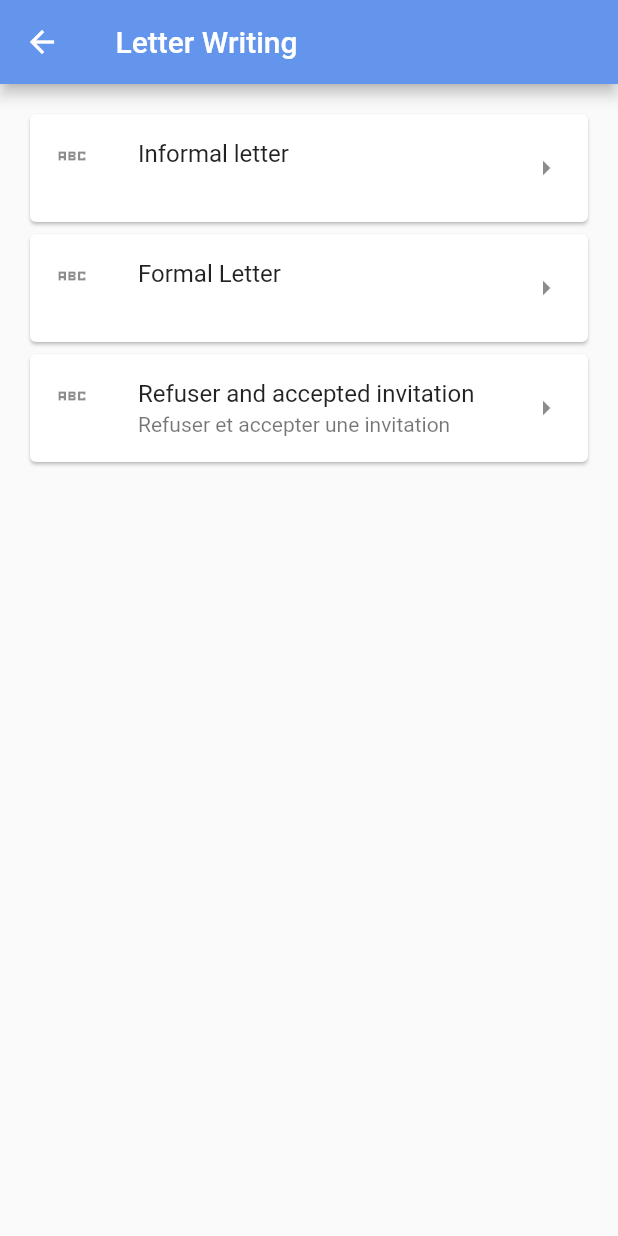
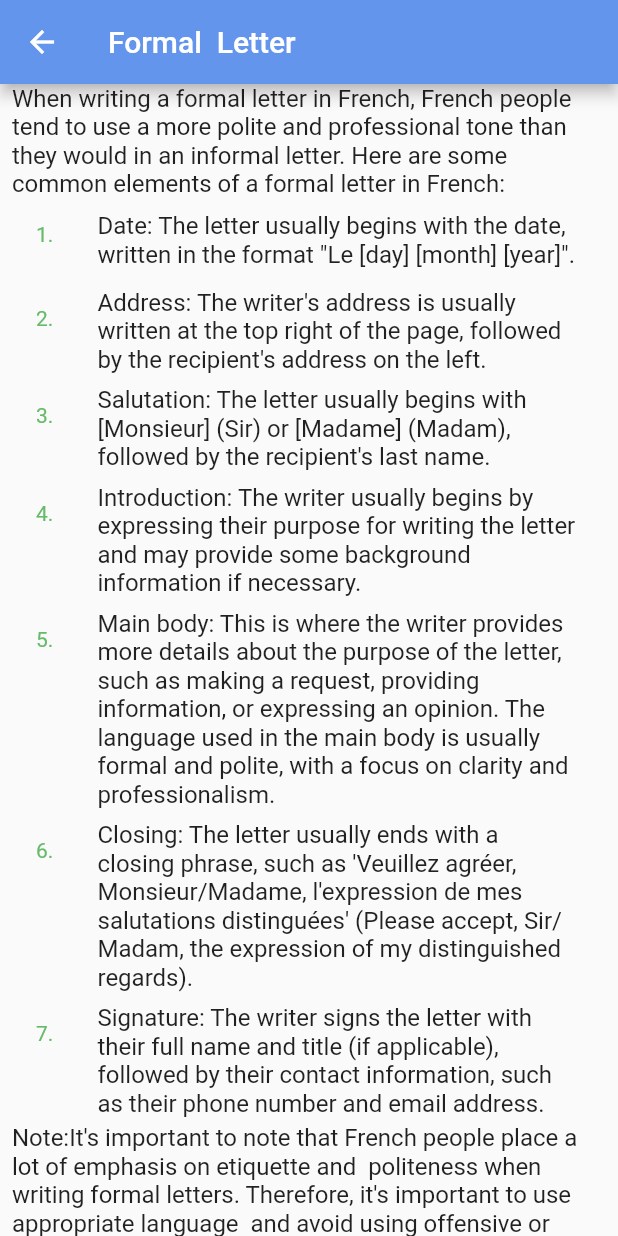
Before and after one commit to Bonnahjohn/frenchify, a Flutter app: the Letter screen opened by its route, after a tap on "Formal Letter", on a phone screen of 412 x 824 dp. Run offline on Flutter 3.47's test engine with Material 2 defaults, Android fonts, the phone set to English and light mode, and no system bars; missing offline and left inert: translator.

Commit message:
formal letter note is created and some changes is made in the config.dart

```diff
--- a/lib/advan/A_content.dart
+++ b/lib/advan/A_content.dart
@@ -36,7 +36,9 @@ class Letter extends StatelessWidget {
                   title: Text('Formal Letter'),
                   subtitle: Text(''),
                   trailing: Icon(Icons.arrow_right),
-                  onTap: () {},
+                  onTap: () {
+                    Navigator.pushNamed(context, '/Formal');
+                  },
                 ),
               ),
               Card(
--- /dev/null
+++ b/lib/advan/Letter/config.dart
@@ -0,0 +1,14 @@
+String myText =
+    'When writing a formal letter in French, French people tend to use a more polite and professional tone than they would in an informal letter. Here are some common elements of a formal letter in French:';
+String focus =
+    "Note:It's important to note that French people place a lot of emphasis on etiquette and  politeness when writing formal letters. Therefore, it's important to use appropriate language  and avoid using offensive or impolite language. Additionally, it's important to use the correct titles and forms of address when addressing the recipient of the letter. Tap on any text here to view some sample of the formal letter";
+
+List<String> note = [
+  'Date: The letter usually begins with the date, written in the format "Le [day] [month] [year]".',
+  "Address: The writer's address is usually written at the top right of the page, followed by the recipient's address on the left.",
+  "Salutation: The letter usually begins with [Monsieur] (Sir) or [Madame] (Madam), followed by the recipient's last name.",
+  "Introduction: The writer usually begins by expressing their purpose for writing the letter and may provide some background information if necessary.",
+  "Main body: This is where the writer provides more details about the purpose of the letter, such as making a request, providing information, or expressing an opinion. The language used in the main body is usually formal and polite, with a focus on clarity and professionalism.",
+  "Closing: The letter usually ends with a closing phrase, such as 'Veuillez agréer, Monsieur/Madame, l'expression de mes salutations distinguées' (Please accept, Sir/Madam, the expression of my distinguished regards).",
+  "Signature: The writer signs the letter with their full name and title (if applicable), followed by their contact information, such as their phone number and email address."
+];
--- /dev/null
+++ b/lib/advan/Letter/formal.dart
@@ -0,0 +1,50 @@
+// ignore_for_file: unused_import, prefer_const_constructors, file_names, use_key_in_widget_constructors, library_private_types_in_public_api, prefer_const_literals_to_create_immutables, unnecessary_brace_in_string_interps, dead_code, unnecessary_string_interpolations
+
+import 'package:flutter/material.dart';
+import 'package:frenchify/main.dart';
+import 'config.dart';
+
+class Formal extends StatelessWidget {
+  const Formal({super.key});
+
+  @override
+  Widget build(BuildContext context) {
+    return Scaffold(
+      appBar: AppBar(
+        backgroundColor: Color.fromRGBO(100, 149, 237, 1),
+        title: Text('Formal  Letter'),
+      ),
+      body: SafeArea(
+        child: ListView.builder(
+          padding: EdgeInsets.symmetric(horizontal: 8.0),
+          itemCount: note.length + 2,
+          itemBuilder: (context, index) {
+            if (index == 0) {
+              // Display the introduction text at index 0
+              return SelectableText(
+                myText,
+                style: TextStyle(fontSize: 16),
+              );
+            } else if (index == note.length + 1) {
+              // Display the note at the bottom
+              return SelectableText(onTap: () {
+                //Navigator.pushNamed(context, '/home');
+              }, focus,
+                  style: TextStyle(fontSize: 16, fontWeight: FontWeight.w400));
+            } else {
+              // Display each sentence as a ListTile with a number
+              return ListTile(
+                horizontalTitleGap: 1,
+                leading: Text(
+                  '${index}.',
+                  style: TextStyle(color: Colors.green[400]),
+                ),
+                title: SelectableText(note[index - 1]),
+              );
+            }
+          },
+        ),
+      ),
+    );
+  }
+}
--- a/lib/main.dart
+++ b/lib/main.dart
@@ -1,4 +1,6 @@
-// ignore_for_file: unused_import, prefer_const_constructors, avoid_unnecessary_containers, unnecessary_import
+// ignore_for_file: unused_import, prefer_const_constructors, avoid_unnecessary_containers, unnecessary_import, avoid_web_libraries_in_flutter
+
+// import 'dart:js';
 
 import 'package:flutter/material.dart';
 import 'package:frenchify/Pages/settings.dart';
@@ -12,6 +14,7 @@ import 'package:frenchify/begin/begin.dart';
 // mmmmmmmmmmmmmmmmmmmmmmmmmmm advance routing mmmmmmmmmmmmmmmmmmmmmm
 import 'package:frenchify/advan/A_content.dart';
 import 'advan/Letter/informal.dart';
+import 'advan/Letter/formal.dart';
 
 void main() {
   runApp(MaterialApp(
@@ -27,7 +30,8 @@ void main() {
       '/translator': (context) => Translator(),
       '/Beginner': (context) => Beginner(),
       '/AdvanContent': (context) => Letter(),
-      '/Informal': (context) => Informal()
+      '/Informal': (context) => Informal(),
+      '/Formal': (context) => Formal()
     },
   ));
 }
```
Also changed, not shown: lib/advan/Letter/informal.dart (+2 -63 lines).
